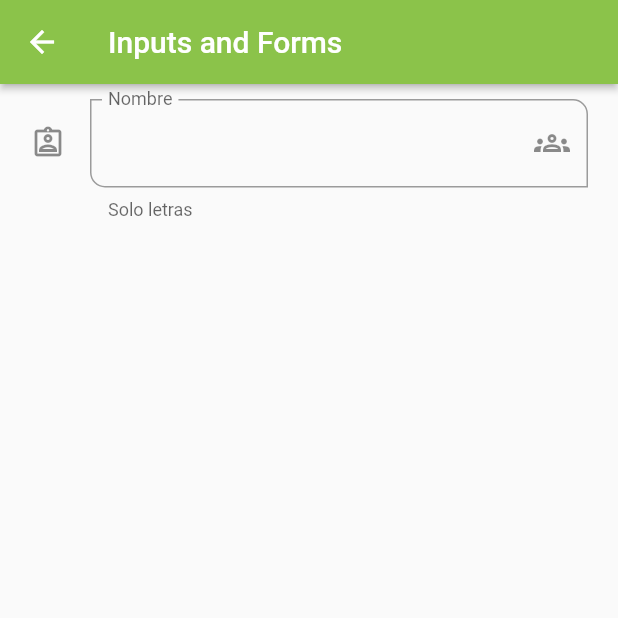
After one commit to daniel-zuluaga/Flutter-Components, a Flutter app: the InputsScreen screen opened by its route, on a phone screen of 412 x 824 dp, the top half of it. The commit adds this screen. Run offline on Flutter 3.47's test engine with Material 2 defaults, Android fonts, the phone set to English and light mode, and no system bars.

Commit message:
add the animated container and complete screens like the animated container, alert and customCard. Also add a new screen called Input to make a form

```diff
--- a/lib/router/app_routes.dart
+++ b/lib/router/app_routes.dart
@@ -11,14 +11,14 @@ class AppRoutes{
 
   static final menuOptions = <MenuOption>[
     // TODO: borrar home
-    MenuOption(route: "home", name: "Home Screen", screen: const HomeScreen(), icon: Icons.home_rounded),
+    // MenuOption(route: "home", name: "Home Screen", screen: const HomeScreen(), icon: Icons.home_rounded),
     MenuOption(route: 'listview1', name: 'Listview tipo 1', screen: const Listview1Screen(), icon: Icons.list_alt ),
     MenuOption(route: 'listview2', name: 'Listview tipo 2', screen: const Listview2Screen(), icon: Icons.list ),
     MenuOption(route: 'alert', name: 'Alertas - Alerts', screen: const AlertScreen(), icon: Icons.add_alert_outlined ),
     MenuOption(route: 'card', name: 'Tarjetas - Cards', screen: const CardScreen(), icon: Icons.credit_card ),
     MenuOption(route: 'avatar', name: 'Circle Avatar', screen: const AvatarScreen(), icon: Icons.supervised_user_circle_rounded ),
     MenuOption(route: 'Animated', name: 'Animated Container', screen: const AnimatedScreen(), icon: Icons.animation_outlined ),
-
+    MenuOption(route: 'Inputs', name: 'Text Inputs', screen: const InputsScreen(), icon: Icons.input_outlined ),
 
   ];
 
@@ -26,7 +26,6 @@ class AppRoutes{
 
     Map<String, Widget Function(BuildContext) > appRoutes = {};
     appRoutes.addAll({ 'home' : ( BuildContext context ) => const HomeScreen() });
-
 
     for (final option in menuOptions) {
       appRoutes.addAll({ option.route : ( BuildContext context ) => option.screen });
--- a/lib/screens/alert_screen.dart
+++ b/lib/screens/alert_screen.dart
@@ -89,7 +89,7 @@ class AlertScreen extends StatelessWidget {
             child: Text("Mostrar alerta", style: TextStyle( fontSize: 16 )),
           ),
           // onPressed: () => displayDialogAndroid(context)
-          onPressed: () => !Platform.isAndroid
+          onPressed: () => Platform.isAndroid
               ? displayDialogAndroid(context)
               : DisplayDialogIOS(context)
 
--- /dev/null
+++ b/lib/screens/imputs_screen.dart
@@ -0,0 +1,59 @@
+
+import 'package:flutter/material.dart';
+
+class InputsScreen extends StatelessWidget {
+
+  const InputsScreen({Key? key}) : super(key: key);
+
+  @override
+  Widget build(BuildContext context) {
+    return Scaffold(
+      appBar: AppBar(
+        title: Text("Inputs and Forms"),
+      ),
+      body: SingleChildScrollView(
+        child: Padding(
+          padding: const EdgeInsets.symmetric(horizontal: 20, vertical: 10),
+          child: Column(
+            children: [
+              TextFormField(
+                 autofocus: false,
+                 initialValue: "  ",
+                 textCapitalization: TextCapitalization.words,
+                 autocorrect: true,
+                 onChanged: (value) {
+                  print("value:$value");
+                 },
+                 validator: (value) {
+                   if(value == null) return "Este campo es requerido";
+                   return value.length < 12 ? "Minimo de 12 letras" : null;
+                 },
+                 autovalidateMode: AutovalidateMode.onUserInteraction,
+                 decoration: const InputDecoration(
+                  hintText: "Nombre de usuario",
+                  labelText: "Nombre",
+                  helperText: "Solo letras",
+                  // prefixIcon: Icon(Icons.verified_user_outlined),
+                  suffixIcon: Icon(Icons.groups_outlined),
+                  icon: Icon(Icons.assignment_ind_outlined),
+                  focusedBorder: OutlineInputBorder(
+                    borderSide: BorderSide(
+                      color: Colors.lightGreen
+                    )
+                  ),
+                  border: OutlineInputBorder(
+                    borderRadius: BorderRadius.only(
+                      bottomLeft: Radius.circular(10),
+                      topRight: Radius.circular(10),
+                    )
+                  )
+                 ),
+
+              )
+            ],
+          ),
+        ),
+      )
+    );
+  }
+}
```
Also changed, not shown: lib/screens/animated_screen.dart (+47 -1 lines), lib/screens/screens.dart (+5 -3 lines), lib/widgets/custom_card_type_2.dart (line endings or trailing spaces).
